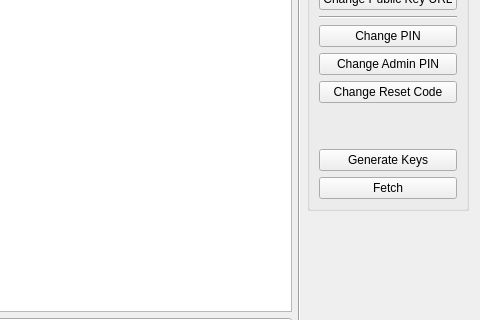
First picture: the form in ui/SmartCardControllerDialog.ui, repository saturneric/GpgFrontend, before the edit; both pictures show x 378 to 858 and y 164 to 484 of the 858 by 713 pixel window.
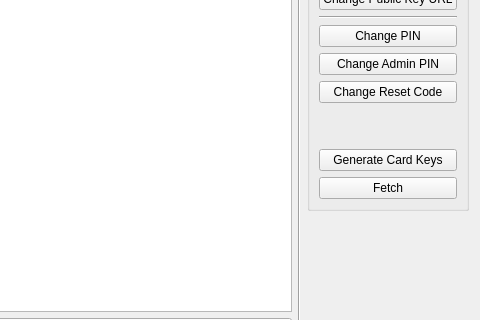
Second picture: the form after the edit. Custom widgets are drawn as their Qt base class.

Commit message: feat: generate cark keys

```diff
--- a/ui/SmartCardControllerDialog.ui
+++ b/ui/SmartCardControllerDialog.ui
@@ -174,7 +174,7 @@
             <item>
              <widget class="QPushButton" name="generateKeysButton">
               <property name="text">
-               <string>Generate Keys</string>
+               <string>Generate Card Keys</string>
               </property>
              </widget>
             </item>
```
The commit also changes 69 other files.
